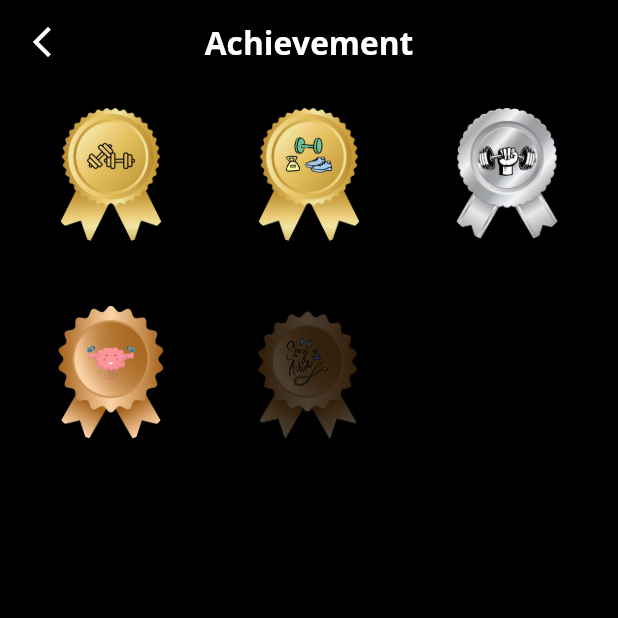
After one commit to PriadiCuanda-231401058/FitTrack, a Flutter app: the AchievementScreen screen opened by its route, on a phone screen of 412 x 824 dp, the top half of it. The commit adds this screen. Run offline on Flutter 3.47's test engine with Material 3 defaults, Android fonts, the phone set to English and light mode, and no system bars; our stand-ins replace cloud_firestore, firebase_auth, firebase_core, google_sign_in, shared_preferences; accounts and stored records are empty.

Commit message:
feat: membuat achievement screen

```diff
--- /dev/null
+++ b/lib/features/achievement/Screen/achievement_screen.dart
@@ -0,0 +1,144 @@
+import 'package:flutter/material.dart';
+import 'detail_achievement_screen.dart';
+
+class AchievementScreen extends StatelessWidget {
+  const AchievementScreen({super.key});
+
+  @override
+  Widget build(BuildContext context) {
+    final screenWidth = MediaQuery.of(context).size.width;
+    final screenHeight = MediaQuery.of(context).size.height;
+
+    final List<Map<String, dynamic>> badges = [
+      {
+        "id": 1,
+        "image": "assets/images/badge1.png",
+        "category": "Strength Training",
+        "date acquired": "17 Okt 2025",
+        "progress": "101",
+        "total": "100",
+        "Title": "Elite Lifter",
+        "desc":
+            "Diberikan kepada pengguna yang menunjukkan performa luar biasa dalam latihan kekuatan. Bukti dedikasi dan kerja keras yang konsisten!"
+      },
+      {
+        "id": 2,
+        "image": "assets/images/badge2.png",
+        "category": "General Fitness",
+        "date acquired": "28 Sept 2025",
+        "progress": "120",
+        "total": "100",
+        "Title": "Full Body Achiever",
+        "desc":
+            "Pengguna yang meraih perkembangan seimbang di berbagai aspek kebugaran—kardio, kekuatan, dan mobilitas."
+      },
+      {
+        "id": 3,
+        "image": "assets/images/badge3.png",
+        "category": "Strength",
+        "date acquired": "16 Okt 2025",
+        "progress": "75",
+        "total": "100",
+        "Title": "Power Performer",
+        "desc":
+            "Penghargaan bagi pengguna yang menunjukkan ketahanan fisik kuat dan pencapaian signifikan dalam latihan intensitas menengah-tinggi."
+      },
+      {
+        "id": 4,
+        "image": "assets/images/badge4.png",
+        "category": "Mindfulness",
+        "date acquired": "10 August 2025",
+        "progress": "21",
+        "total": "30",
+        "Title": "Strong Mind Beginner",
+        "desc":
+            "Diberikan kepada pengguna yang memulai perjalanan meningkatkan fokus, konsistensi, dan ketahanan mental. Langkah kecil, progres besar!"
+      },
+      {
+        "id": 5,
+        "image": "assets/images/badge5.png",
+        "category": "Discipline",
+        "date acquired": "-",
+        "progress": "5",
+        "total": "15",
+        "Title": "Consistency Starter",
+        "desc":
+            "Penghargaan untuk pengguna yang telah menunjukkan kedisiplinan awal dalam mengikuti jadwal rutin latihan atau aktivitas."
+      },
+    ];
+
+    return Scaffold(
+      backgroundColor: Colors.black,
+      appBar: AppBar(
+        backgroundColor: Colors.black,
+        elevation: 0,
+        leading: IconButton(
+          icon: const Icon(Icons.arrow_back_ios_new, color: Colors.white),
+          onPressed: () => Navigator.pop(context),
+        ),
+        title: Text(
+          "Achievement",
+          style: TextStyle(
+            color: Colors.white,
+            fontWeight: FontWeight.w700,
+            fontSize: (screenWidth / 390) * 20,
+          ),
+        ),
+        centerTitle: true,
+      ),
+
+      // BODY
+      body: Padding(
+        padding: const EdgeInsets.all(16.0),
+        child: GridView.builder(
+          itemCount: badges.length,
+          gridDelegate: const SliverGridDelegateWithFixedCrossAxisCount(
+            crossAxisCount: 3,
+            crossAxisSpacing: 16,
+            mainAxisSpacing: 16,
+          ),
+          itemBuilder: (context, index) {
+            final badge = badges[index];
+
+            return GestureDetector(
+              onTap: () {
+                Navigator.push(
+                  context,
+                  MaterialPageRoute(
+                    builder: (_) => DetailAchievementScreen(
+                      title: badge["Title"],
+                      desc: badge["desc"],
+                      category: badge["category"],
+                      progress: int.parse(badge["progress"]),
+                      total: int.parse(badge["total"]),
+                      dateAcquired: badge["date acquired"],
+                      image: badge["image"],
+                    ),
+                  ),
+                );
+              },
+
+              // UI Item Badge
+              child: Column(
+                children: [
+                  Container(
+                    width: screenWidth * 0.22,
+                    height: screenWidth * 0.22,
+                    decoration: BoxDecoration(
+                      shape: BoxShape.circle,
+                      image: DecorationImage(
+                        image: AssetImage(badge["image"]),
+                        fit: BoxFit.contain,
+                      ),
+                    ),
+                  ),
+                  SizedBox(height: screenHeight * 0.01),
+                ],
+              ),
+            );
+          },
+        ),
+      ),
+    );
+  }
+}
--- a/lib/features/auth/screens/login_screen.dart
+++ b/lib/features/auth/screens/login_screen.dart
@@ -59,7 +59,7 @@ class _LoginScreenState extends State<LoginScreen> {
 
       if (userModel != null && mounted) {
         // 🔹 Jika berhasil, pindah ke HomeScreen
-        Navigator.pushNamed(context, '/settingsScreen');
+        Navigator.pushNamed(context, '/homeScreen');
       } else {
         ScaffoldMessenger.of(context).showSnackBar(
           const SnackBar(content: Text('Gagal login dengan Google')),
--- a/lib/services/route.dart
+++ b/lib/services/route.dart
@@ -1,3 +1,4 @@
+import 'package:fittrack/features/achievement/Screen/achievement_screen.dart';
 import 'package:fittrack/features/settings/screens/settings_screen.dart';
 import 'package:flutter/material.dart';
 import 'package:fittrack/features/splash/splash_screen.dart';
@@ -13,4 +14,5 @@ final Map<String, WidgetBuilder> appRoutes = {
   '/resetPasswordScreen': (context) => const ResetPasswordScreen(),
   '/homeScreen': (context) => const HomeScreen(),
   '/settingsScreen': (context) => const SettingsScreen(),
+  '/achievementScreen': (context) => const AchievementScreen(),
 };
```
Also changed, not shown: lib/features/achievement/Screen/detail_achievement_screen.dart (added, +154 -0 lines), lib/features/achievement/Widget/info_card.dart (added, +28 -0 lines), assets/images/badge1.png (added), assets/images/badge2.png (added), assets/images/badge3.png (added), assets/images/badge4.png (added), assets/images/badge5.png (added), lib/features/settings/screens/edit_profile_screen.dart (line endings or trailing spaces).
